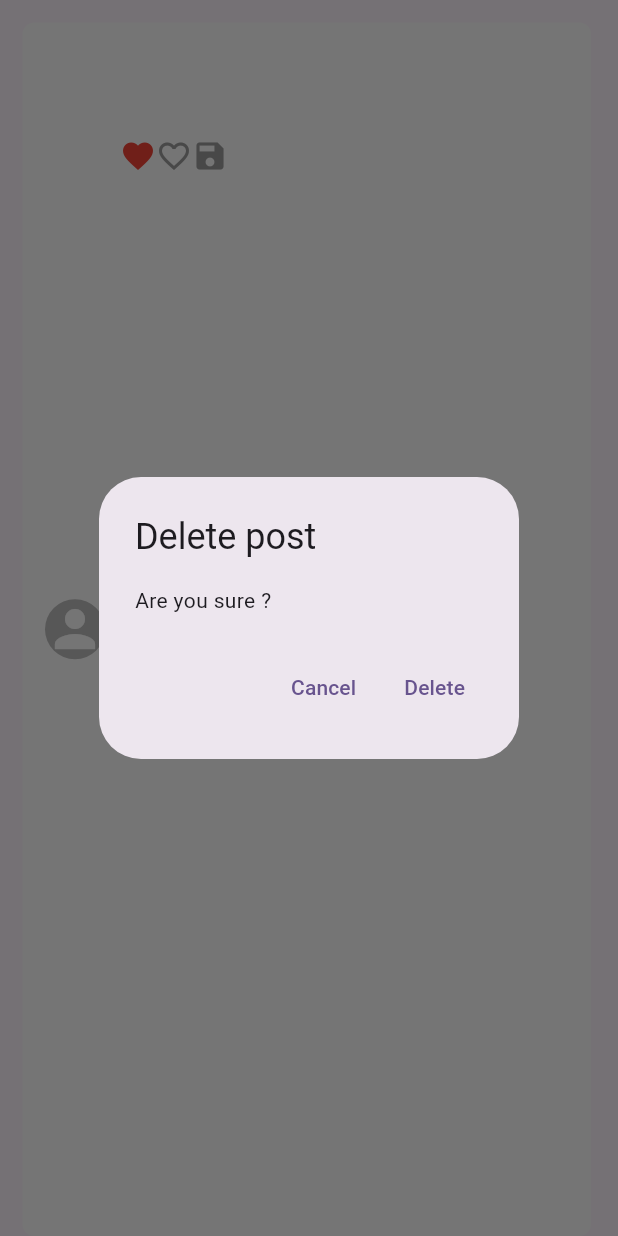
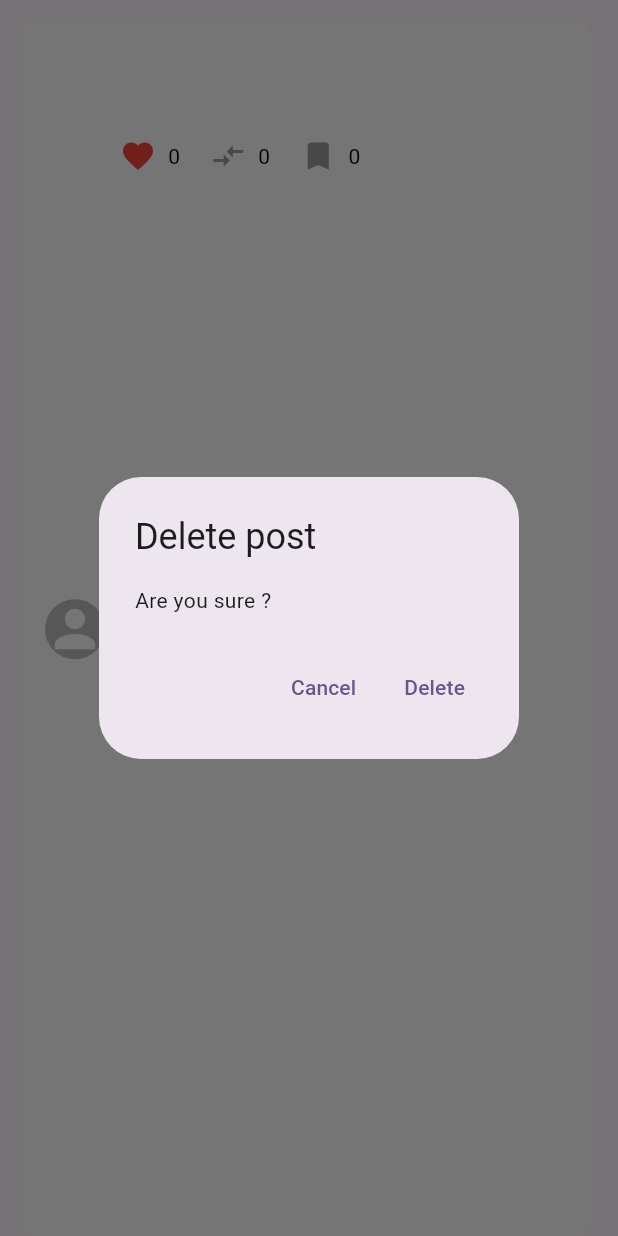
Before and after one commit to VentoAureo230/firechat, a Flutter app: the FireChatPost widget shown alone on an empty page, opened directly with empty values, after a tap on the "favorite outline" icon, after a tap on the "delete" icon, on a phone screen of 412 x 824 dp. Run offline on Flutter 3.47's test engine with Material 2 defaults, Android fonts, the light colour scheme and no system bars; our stand-ins replace cloud_firestore, firebase_auth, firebase_core; accounts and stored records are empty.

Commit message:
fix(app): interactive btn working

```diff
--- a/lib/components/firechat_posts.dart
+++ b/lib/components/firechat_posts.dart
@@ -94,7 +94,40 @@ class _FireChatPostState extends State<FireChatPost> {
 
   @override
   Widget build(BuildContext context) {
-    final currentUser = FirebaseAuth.instance.currentUser;
+    final currentUser = FirebaseAuth.instance.currentUser!;
+    DocumentReference postRef =
+        FirebaseFirestore.instance.collection("User Posts").doc(widget.postId);
+
+    if (isLiked) {
+      postRef.update({
+        "Likes": FieldValue.arrayUnion([currentUser.email])
+      });
+    } else {
+      postRef.update({
+        "Likes": FieldValue.arrayRemove([currentUser.email])
+      });
+    }
+
+    if (isRetweeted) {
+      postRef.update({
+        "Retweets": FieldValue.arrayUnion([currentUser.email])
+      });
+    } else {
+      postRef.update({
+        "Retweets": FieldValue.arrayRemove([currentUser.email])
+      });
+    }
+
+    if (isSigned) {
+      postRef.update({
+        "Signets": FieldValue.arrayUnion([currentUser.email])
+      });
+    } else {
+      postRef.update({
+        "Signets": FieldValue.arrayRemove([currentUser.email])
+      });
+    }
+
     return Row(
       children: [
         Container(
@@ -130,29 +163,51 @@ class _FireChatPostState extends State<FireChatPost> {
                     height: 10,
                   ),
                   Row(
-                      mainAxisAlignment: MainAxisAlignment.spaceEvenly,
+                      //mainAxisAlignment: MainAxisAlignment.spaceEvenly,
                       children: [
-                        // like btn
                         LikeButton(
                           isLiked: isLiked,
                           onTap: toggleLike,
                         ),
-                        // like counter
-                        // retweet btn
+                        const SizedBox(
+                          width: 8,
+                        ),
+                        Text(
+                          widget.likes.length.toString(),
+                          style: const TextStyle(color: Colors.black),
+                        ),
+                        const SizedBox(
+                          width: 20,
+                        ),
                         RetweetButton(
                           isRetweeted: isRetweeted,
                           onTap: toggleRetweet,
                         ),
-                        // retweet counter
-                        // signet btn
+                        const SizedBox(
+                          width: 8,
+                        ),
+                        Text(
+                          widget.retweets.length.toString(),
+                          style: const TextStyle(color: Colors.black),
+                        ),
+                        const SizedBox(
+                          width: 20,
+                        ),
                         SignetButton(
-                          isSaved: isSigned,
+                          isSigned: isSigned,
                           onTap: toggleSignet,
-                        )
+                        ),
+                        const SizedBox(
+                          width: 8,
+                        ),
+                        Text(
+                          widget.signets!.length.toString(),
+                          style: const TextStyle(color: Colors.black),
+                        ),
                       ]),
                 ],
               ),
-              if (widget.user == currentUser?.email)
+              if (widget.user == currentUser.email)
                 DeleteButton(onTap: deletePost)
             ],
           ),
--- a/lib/components/retweet_btw.dart
+++ b/lib/components/retweet_btw.dart
@@ -14,7 +14,7 @@ class RetweetButton extends StatelessWidget {
     return GestureDetector(
       onTap: onTap,
       child: Icon(
-        isRetweeted ? Icons.compare_arrows_outlined : Icons.favorite_border,
+        isRetweeted ? Icons.compare_arrows_outlined : Icons.compare_arrows_outlined,
         color: isRetweeted ? Colors.blue : Colors.grey,
       ),
     );
--- a/lib/components/signet_btn.dart
+++ b/lib/components/signet_btn.dart
@@ -1,17 +1,17 @@
 import 'package:flutter/material.dart';
 
 class SignetButton extends StatelessWidget {
-  final bool isSaved;
+  final bool isSigned;
   final Function()? onTap;
-  const SignetButton({super.key, required this.isSaved, required this.onTap});
+  const SignetButton({super.key, required this.isSigned, required this.onTap});
 
   @override
   Widget build(BuildContext context) {
     return GestureDetector(
       onTap: onTap,
       child: Icon(
-        isSaved ? Icons.bookmark : Icons.save,
-        color: isSaved ? Colors.blue : Colors.grey,
+        isSigned ? Icons.bookmark : Icons.bookmark,
+        color: isSigned ? Colors.blue : Colors.grey,
       ),
     );
   }
```
